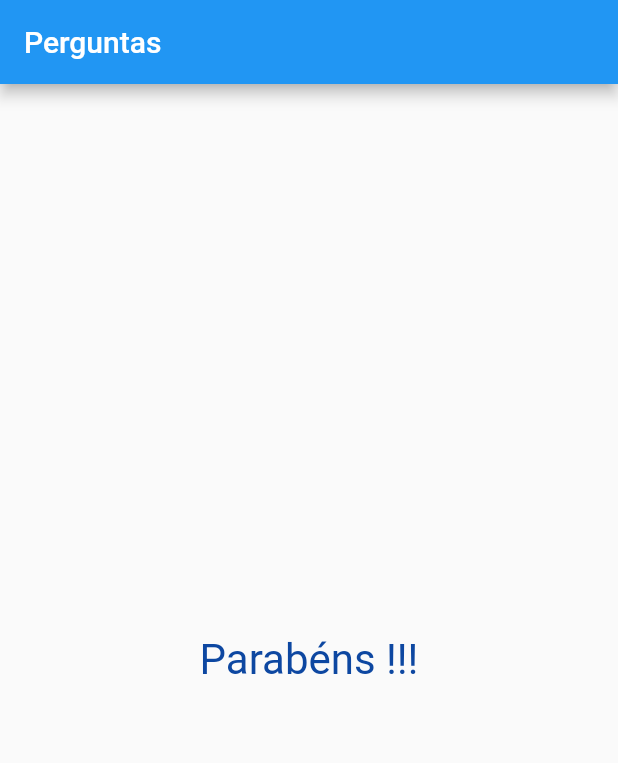
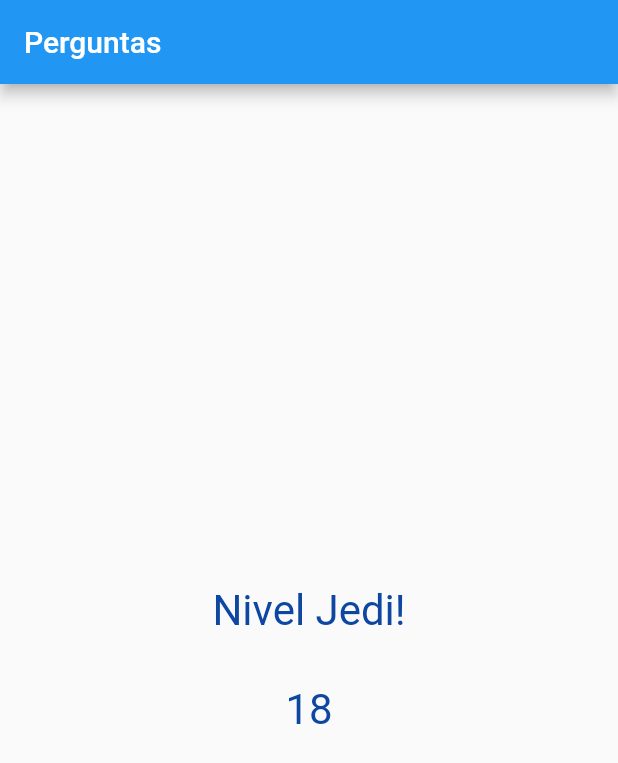
Before and after one commit to wfrsilva/flutter_perguntas, a Flutter app: the screen it shows after launch, after a tap on "Preto", after a tap on "Cobra", after a tap on "Maria", on a phone screen of 412 x 824 dp. Shown: the top 763 px of the screen. Run offline on Flutter 3.47's test engine with Material 2 defaults, Android fonts, the phone set to English and light mode, and no system bars.

Commit message:
42/45 Adicionando Pontuação #03
42/45 Adicionando Pontuação #03
https://www.cod3r.com.br/courses/take/aprenda-flutter-dart-e-construa-apps-ios-e-android/lessons/10518569-adicionando-pontuacao-03

```diff
--- a/lib/main.dart
+++ b/lib/main.dart
@@ -70,7 +70,7 @@
               perguntaSelecionada: _perguntaSelecionada,
               quandoResponder: _responder,
             )
-          : Resultado(),
+          : Resultado(_pontuacaoTotal),
     ));
   } //build
 
--- a/lib/resultado.dart
+++ b/lib/resultado.dart
@@ -2,13 +2,32 @@
 import 'package:flutter/rendering.dart';
 
 class Resultado extends StatelessWidget {
+
+  final int pontuacao;
+
+  Resultado(this.pontuacao);
+
+  String get fraseResultado{
+    if(pontuacao <8){
+      return 'Parabéns!\n\n${pontuacao}';
+    }else if(pontuacao < 12){
+      return 'Você é bom!\n\n${pontuacao}';
+    }else if(pontuacao < 16){
+      return 'Impressionante!\n\n${pontuacao}';
+    }else{
+      return 'Nivel Jedi!\n\n${pontuacao}';
+    }
+  }//fraseResultado
+
   @override
   Widget build(BuildContext context) {
     return Center(child: Text(
-      'Parabéns !!!',
+      fraseResultado,
+      textAlign: TextAlign.center,
       style: TextStyle(
         fontSize: 28,
-        color: Colors.blue[900]
+        color: Colors.blue[900],
+
         ),
 
       )
```
